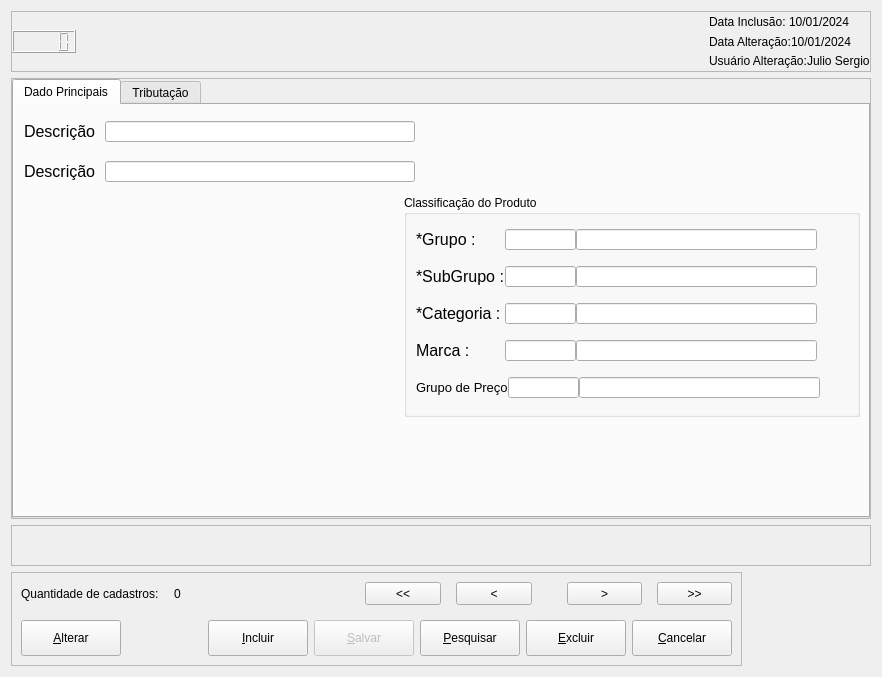
The window that ui/CadProdutos.ui (Locked666/My-Finance-QtDesigner) describes before a commit, drawn with Qt 5.
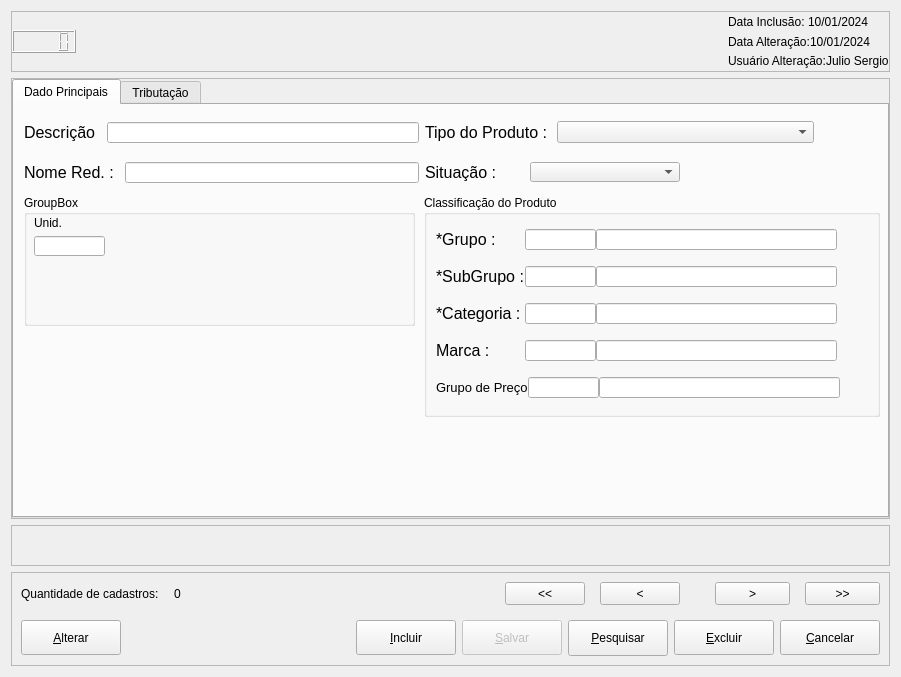
The same window after the commit. Icons and pictures are not drawn.

The edit to the form file:
```diff
--- a/ui/CadProdutos.ui
+++ b/ui/CadProdutos.ui
@@ -6,7 +6,7 @@
    <rect>
     <x>0</x>
     <y>0</y>
-    <width>882</width>
+    <width>901</width>
     <height>677</height>
    </rect>
   </property>
@@ -197,6 +197,12 @@
       </property>
       <item>
        <widget class="QTabWidget" name="tabWidget">
+        <property name="maximumSize">
+         <size>
+          <width>881</width>
+          <height>443</height>
+         </size>
+        </property>
         <property name="currentIndex">
          <number>0</number>
         </property>
@@ -207,7 +213,7 @@
          <widget class="QGroupBox" name="groupBox">
           <property name="geometry">
            <rect>
-            <x>390</x>
+            <x>410</x>
             <y>90</y>
             <width>456</width>
             <height>222</height>
@@ -670,15 +676,59 @@
            </item>
           </layout>
          </widget>
-         <widget class="QWidget" name="layoutWidget_5">
+         <widget class="QGroupBox" name="groupBox_2">
+          <property name="geometry">
+           <rect>
+            <x>10</x>
+            <y>90</y>
+            <width>391</width>
+            <height>131</height>
+           </rect>
+          </property>
+          <property name="title">
+           <string>GroupBox</string>
+          </property>
+          <widget class="QWidget" name="">
+           <property name="geometry">
+            <rect>
+             <x>10</x>
+             <y>20</y>
+             <width>73</width>
+             <height>41</height>
+            </rect>
+           </property>
+           <layout class="QVBoxLayout" name="verticalLayout_6">
+            <item>
+             <widget class="QLabel" name="label_8">
+              <property name="text">
+               <string>Unid.</string>
+              </property>
+             </widget>
+            </item>
+            <item>
+             <widget class="QLineEdit" name="lineEdit_13">
+              <property name="maximumSize">
+               <size>
+                <width>71</width>
+                <height>20</height>
+               </size>
+              </property>
+             </widget>
+            </item>
+           </layout>
+          </widget>
+         </widget>
+         <widget class="QWidget" name="">
           <property name="geometry">
            <rect>
             <x>10</x>
             <y>10</y>
-            <width>391</width>
-            <height>33</height>
+            <width>790</width>
+            <height>35</height>
            </rect>
           </property>
+          <layout class="QHBoxLayout" name="horizontalLayout_17">
+           <item>
           <layout class="QHBoxLayout" name="horizontalLayout_12">
            <property name="spacing">
             <number>5</number>
@@ -705,29 +755,74 @@
             <widget class="QLineEdit" name="lineEdit_8">
              <property name="minimumSize">
               <size>
-               <width>241</width>
+                 <width>312</width>
                <height>21</height>
               </size>
              </property>
              <property name="maximumSize">
               <size>
-               <width>333</width>
+                 <width>312</width>
                <height>21</height>
               </size>
              </property>
             </widget>
            </item>
           </layout>
-         </widget>
-         <widget class="QWidget" name="layoutWidget_6">
+           </item>
+           <item>
+            <layout class="QHBoxLayout" name="horizontalLayout_16">
+             <property name="spacing">
+              <number>5</number>
+             </property>
+             <item>
+              <widget class="QLabel" name="label_18">
+               <property name="sizePolicy">
+                <sizepolicy hsizetype="Maximum" vsizetype="Ignored">
+                 <horstretch>0</horstretch>
+                 <verstretch>0</verstretch>
+                </sizepolicy>
+               </property>
+               <property name="minimumSize">
+                <size>
+                 <width>127</width>
+                 <height>31</height>
+                </size>
+               </property>
+               <property name="font">
+                <font>
+                 <pointsize>12</pointsize>
+                </font>
+               </property>
+               <property name="text">
+                <string>Tipo do Produto :</string>
+               </property>
+              </widget>
+             </item>
+             <item>
+              <widget class="QComboBox" name="comboBox">
+               <property name="minimumSize">
+                <size>
+                 <width>257</width>
+                 <height>20</height>
+                </size>
+               </property>
+              </widget>
+             </item>
+            </layout>
+           </item>
+          </layout>
+         </widget>
+         <widget class="QWidget" name="">
           <property name="geometry">
            <rect>
             <x>10</x>
             <y>50</y>
-            <width>391</width>
-            <height>33</height>
+            <width>656</width>
+            <height>35</height>
            </rect>
           </property>
+          <layout class="QHBoxLayout" name="horizontalLayout_19">
+           <item>
           <layout class="QHBoxLayout" name="horizontalLayout_13">
            <property name="spacing">
             <number>5</number>
@@ -746,7 +841,7 @@
               </font>
              </property>
              <property name="text">
-              <string>Descrição </string>
+                <string>Nome Red. :</string>
              </property>
             </widget>
            </item>
@@ -754,17 +849,72 @@
             <widget class="QLineEdit" name="lineEdit_9">
              <property name="minimumSize">
               <size>
-               <width>241</width>
+                 <width>294</width>
                <height>21</height>
               </size>
              </property>
              <property name="maximumSize">
               <size>
-               <width>333</width>
+                 <width>294</width>
                <height>21</height>
               </size>
              </property>
             </widget>
+             </item>
+            </layout>
+           </item>
+           <item>
+            <layout class="QHBoxLayout" name="horizontalLayout_18">
+             <property name="spacing">
+              <number>5</number>
+             </property>
+             <item>
+              <widget class="QLabel" name="label_19">
+               <property name="sizePolicy">
+                <sizepolicy hsizetype="Ignored" vsizetype="Ignored">
+                 <horstretch>0</horstretch>
+                 <verstretch>0</verstretch>
+                </sizepolicy>
+               </property>
+               <property name="minimumSize">
+                <size>
+                 <width>100</width>
+                 <height>31</height>
+                </size>
+               </property>
+               <property name="maximumSize">
+                <size>
+                 <width>100</width>
+                 <height>16777215</height>
+                </size>
+               </property>
+               <property name="font">
+                <font>
+                 <pointsize>12</pointsize>
+                </font>
+               </property>
+               <property name="text">
+                <string>Situação :</string>
+               </property>
+              </widget>
+             </item>
+             <item>
+              <widget class="QComboBox" name="comboBox_2">
+               <property name="minimumSize">
+                <size>
+                 <width>150</width>
+                 <height>20</height>
+                </size>
+               </property>
+               <property name="maximumSize">
+                <size>
+                 <width>150</width>
+                 <height>20</height>
+                </size>
+               </property>
+              </widget>
+             </item>
+            </layout>
            </item>
           </layout>
          </widget>
@@ -805,7 +955,7 @@
     <widget class="QFrame" name="frame">
      <property name="maximumSize">
       <size>
-       <width>731</width>
+       <width>1000</width>
        <height>94</height>
       </size>
      </property>
@@ -819,6 +969,12 @@
       <property name="spacing">
        <number>15</number>
       </property>
+      <property name="leftMargin">
+       <number>9</number>
+      </property>
+      <property name="bottomMargin">
+       <number>10</number>
+      </property>
       <item>
        <layout class="QHBoxLayout" name="horizontalLayout_6">
         <item>
```
Lines whose indentation alone changed are shown as unchanged.
